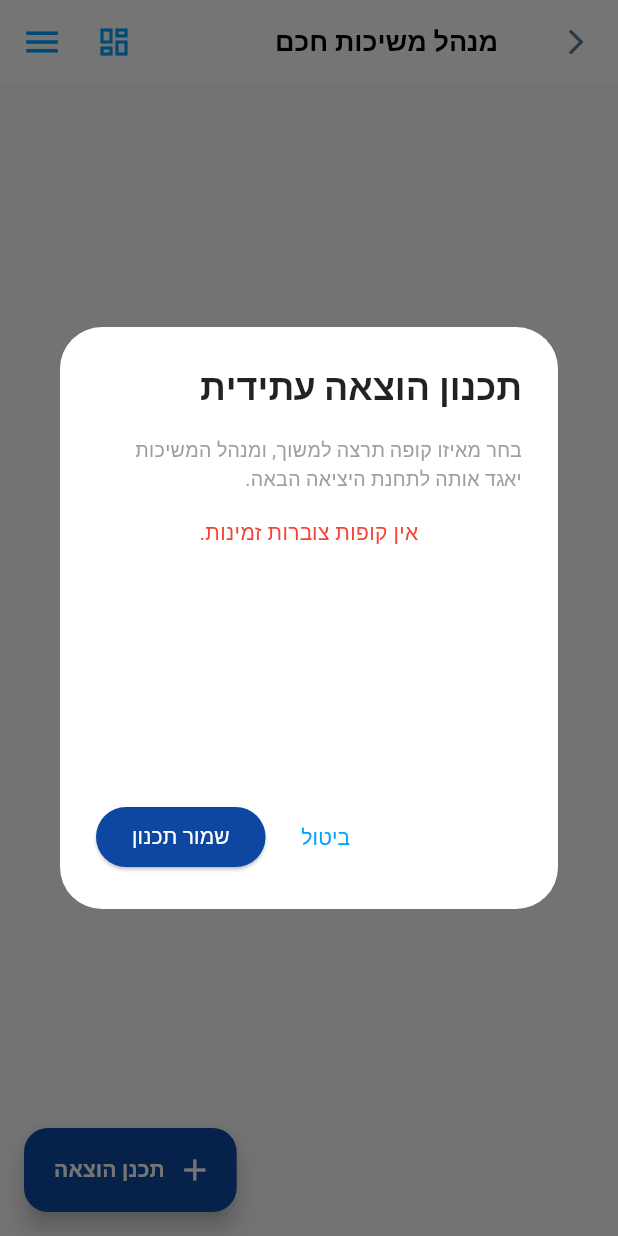
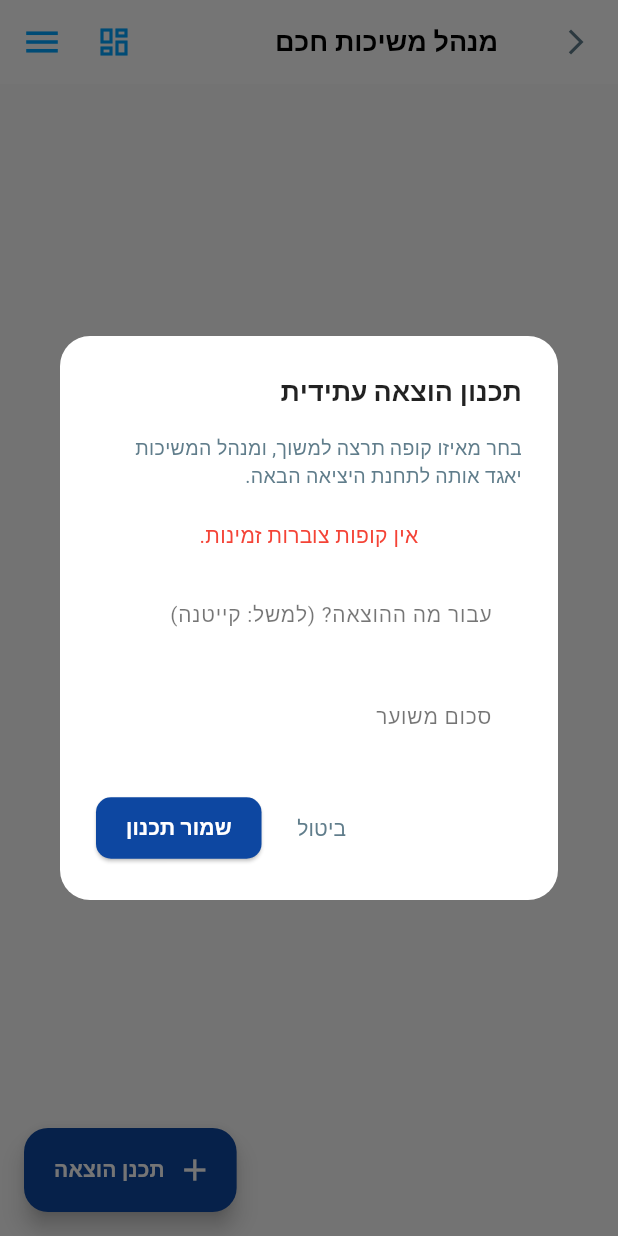
Before and after one commit to rjbr1982/Fintel, a Flutter app: the SmartWithdrawalsScreen screen opened directly, after a tap on "תכנן הוצאה", on a phone screen of 412 x 824 dp. Run offline on Flutter 3.47's test engine with Material 3 defaults, Android fonts, the phone set to English and light mode, and no system bars; our stand-ins replace cloud_firestore, firebase_auth, firebase_core, flutter_local_notifications, google_sign_in, local_auth; accounts and stored records are empty; network calls fail; Roboto replaces fonts that are missing (Heebo).

```diff
--- a/lib/ui/screens/smart_withdrawals_screen.dart
+++ b/lib/ui/screens/smart_withdrawals_screen.dart
@@ -1,4 +1,4 @@
-// 🔒 STATUS: NEW (Smart Withdrawal Manager Screen)
+// 🔒 STATUS: EDITED (Fixed TextField visibility and Dialog layout issues)
 import 'package:flutter/material.dart';
 import 'package:provider/provider.dart';
 import 'package:intl/intl.dart';
@@ -50,13 +50,15 @@
       builder: (ctx) => StatefulBuilder(
         builder: (context, setState) => AlertDialog(
           backgroundColor: Colors.white,
-          title: const Text('תכנון הוצאה עתידית', style: TextStyle(color: Colors.black87, fontWeight: FontWeight.bold)),
+          surfaceTintColor: Colors.transparent,
+          shape: RoundedRectangleBorder(borderRadius: BorderRadius.circular(20)),
+          title: const Text('תכנון הוצאה עתידית', style: TextStyle(color: Colors.black87, fontWeight: FontWeight.bold, fontSize: 18)),
           content: SingleChildScrollView(
             child: Column(
               mainAxisSize: MainAxisSize.min,
               children: [
-                const Text('בחר מאיזו קופה תרצה למשוך, ומנהל המשיכות יאגד אותה לתחנת היציאה הבאה.', style: TextStyle(fontSize: 13, color: Colors.grey)),
-                const SizedBox(height: 16),
+                const Text('בחר מאיזו קופה תרצה למשוך, ומנהל המשיכות יאגד אותה לתחנת היציאה הבאה.', style: TextStyle(fontSize: 13, color: Colors.blueGrey)),
+                const SizedBox(height: 20),
                 if (buckets.isEmpty)
                   const Text('אין קופות צוברות זמינות.', style: TextStyle(color: Colors.red))
                 else
@@ -64,14 +66,15 @@
                     padding: const EdgeInsets.symmetric(horizontal: 12),
                     decoration: BoxDecoration(
                       border: Border.all(color: Colors.grey.shade300),
-                      borderRadius: BorderRadius.circular(8),
+                      borderRadius: BorderRadius.circular(12),
                     ),
                     child: DropdownButtonHideUnderline(
                       child: DropdownButton<String>(
                         value: selectedBucket,
                         isExpanded: true,
                         dropdownColor: Colors.white,
-                        items: buckets.map((b) => DropdownMenuItem(value: b, child: Text(b))).toList(),
+                        style: const TextStyle(color: Colors.black87, fontSize: 15, fontWeight: FontWeight.bold),
+                        items: buckets.map((b) => DropdownMenuItem(value: b, child: Text(b, style: const TextStyle(color: Colors.black87)))).toList(),
                         onChanged: (val) => setState(() => selectedBucket = val),
                       ),
                     ),
@@ -79,21 +82,42 @@
                 const SizedBox(height: 16),
                 TextField(
                   controller: nameCtrl,
-                  decoration: const InputDecoration(labelText: 'עבור מה ההוצאה? (למשל: קייטנה)', border: OutlineInputBorder()),
+                  style: const TextStyle(color: Colors.black87, fontWeight: FontWeight.w600),
+                  decoration: InputDecoration(
+                    labelText: 'עבור מה ההוצאה? (למשל: קייטנה)',
+                    labelStyle: const TextStyle(color: Colors.black54, fontSize: 14),
+                    border: OutlineInputBorder(borderRadius: BorderRadius.circular(12)),
+                    contentPadding: const EdgeInsets.symmetric(horizontal: 16, vertical: 14),
+                  ),
                 ),
                 const SizedBox(height: 16),
                 TextField(
                   controller: amountCtrl,
-                  keyboardType: TextInputType.number,
-                  decoration: const InputDecoration(labelText: 'סכום משוער', suffixText: '₪', border: OutlineInputBorder()),
+                  keyboardType: const TextInputType.numberWithOptions(decimal: true),
+                  style: const TextStyle(color: Colors.black87, fontWeight: FontWeight.bold, fontSize: 16),
+                  decoration: InputDecoration(
+                    labelText: 'סכום משוער',
+                    labelStyle: const TextStyle(color: Colors.black54, fontSize: 14),
+                    suffixText: '₪',
+                    suffixStyle: const TextStyle(color: Colors.black87),
+                    border: OutlineInputBorder(borderRadius: BorderRadius.circular(12)),
+                    contentPadding: const EdgeInsets.symmetric(horizontal: 16, vertical: 14),
+                  ),
                 ),
               ],
             ),
           ),
           actions: [
-            TextButton(onPressed: () => Navigator.pop(ctx), child: const Text('ביטול')),
+            TextButton(
+              onPressed: () => Navigator.pop(ctx),
+              child: const Text('ביטול', style: TextStyle(color: Colors.blueGrey))
+            ),
             ElevatedButton(
-              style: ElevatedButton.styleFrom(backgroundColor: Colors.blue.shade900),
+              style: ElevatedButton.styleFrom(
+                backgroundColor: Colors.blue.shade900,
+                shape: RoundedRectangleBorder(borderRadius: BorderRadius.circular(10)),
+                padding: const EdgeInsets.symmetric(horizontal: 20, vertical: 10),
+              ),
               onPressed: () async {
                 final amt = double.tryParse(amountCtrl.text);
                 if (amt != null && amt > 0 && selectedBucket != null && nameCtrl.text.isNotEmpty) {
@@ -107,7 +131,7 @@
                   if (ctx.mounted) Navigator.pop(ctx);
                 }
               },
-              child: const Text('שמור תכנון', style: TextStyle(color: Colors.white)),
+              child: const Text('שמור תכנון', style: TextStyle(color: Colors.white, fontWeight: FontWeight.bold)),
             ),
           ],
         ),
@@ -124,40 +148,59 @@
       builder: (ctx) => StatefulBuilder(
         builder: (context, setState) => AlertDialog(
           backgroundColor: Colors.white,
-          title: Text('תחנת יציאה: $bucketName', style: const TextStyle(color: Colors.black87)),
+          surfaceTintColor: Colors.transparent,
+          shape: RoundedRectangleBorder(borderRadius: BorderRadius.circular(20)),
+          title: Text('תחנת יציאה: $bucketName', style: const TextStyle(color: Colors.black87, fontWeight: FontWeight.bold)),
           content: Column(
             mainAxisSize: MainAxisSize.min,
             children: [
-              const Text('באיזה יום בחודש ניתן למשוך כסף מפיקדון זה?', style: TextStyle(fontSize: 14)),
+              const Text('באיזה יום בחודש ניתן למשוך כסף מפיקדון זה?', style: TextStyle(fontSize: 14, color: Colors.black87)),
               const SizedBox(height: 20),
-              Row(
+              Container(
+                padding: const EdgeInsets.symmetric(horizontal: 16, vertical: 8),
+                decoration: BoxDecoration(
+                  color: Colors.blue.shade50,
+                  borderRadius: BorderRadius.circular(12),
+                ),
+                child: Row(
+                  mainAxisSize: MainAxisSize.min,
                   mainAxisAlignment: MainAxisAlignment.center,
                   children: [
-                  const Text('כל ', style: TextStyle(fontSize: 16)),
+                    const Text('כל ', style: TextStyle(fontSize: 16, color: Colors.black87)),
                     const SizedBox(width: 8),
-                  DropdownButton<int>(
+                    DropdownButtonHideUnderline(
+                      child: DropdownButton<int>(
                         value: selectedDay,
                         dropdownColor: Colors.white,
+                        style: const TextStyle(color: Colors.black87, fontSize: 18, fontWeight: FontWeight.bold),
                         items: List.generate(31, (index) => index + 1)
-                        .map((day) => DropdownMenuItem(value: day, child: Text(day.toString(), style: const TextStyle(fontSize: 18, fontWeight: FontWeight.bold))))
+                            .map((day) => DropdownMenuItem(value: day, child: Text(day.toString(), style: const TextStyle(color: Colors.black87))))
                             .toList(),
                         onChanged: (val) => setState(() => selectedDay = val ?? 10),
                       ),
+                    ),
                     const SizedBox(width: 8),
-                  const Text('לחודש', style: TextStyle(fontSize: 16)),
+                    const Text('לחודש', style: TextStyle(fontSize: 16, color: Colors.black87)),
                   ],
+                ),
               ),
             ],
           ),
           actions: [
-            TextButton(onPressed: () => Navigator.pop(ctx), child: const Text('ביטול')),
+            TextButton(
+              onPressed: () => Navigator.pop(ctx),
+              child: const Text('ביטול', style: TextStyle(color: Colors.blueGrey))
+            ),
             ElevatedButton(
-              style: ElevatedButton.styleFrom(backgroundColor: const Color(0xFF00A3FF)),
+              style: ElevatedButton.styleFrom(
+                backgroundColor: const Color(0xFF00A3FF),
+                shape: RoundedRectangleBorder(borderRadius: BorderRadius.circular(10)),
+              ),
               onPressed: () async {
                 await provider.setBucketWithdrawalDay(bucketName, selectedDay);
                 if (ctx.mounted) Navigator.pop(ctx);
               },
-              child: const Text('שמור', style: TextStyle(color: Colors.white)),
+              child: const Text('שמור', style: TextStyle(color: Colors.white, fontWeight: FontWeight.bold)),
             ),
           ],
         ),
@@ -280,7 +323,7 @@
                       ],
                     ),
                     children: [
-                      const Divider(height: 1),
+                      const Divider(height: 1, color: Colors.black12),
                       Container(
                         color: Colors.grey.shade50,
                         padding: const EdgeInsets.all(16),
```
Lines whose indentation alone changed are shown as unchanged.
